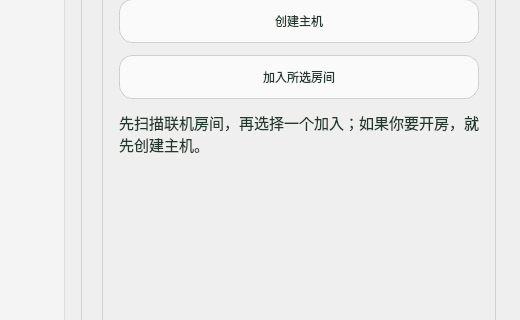
Before: the Qt Designer form src/ui/mainwindow.ui in zzzz-1111/gomoku, drawn with Qt 5; both pictures show x 680 to 1200 and y 231 to 551 of the 1200 by 824 pixel window.
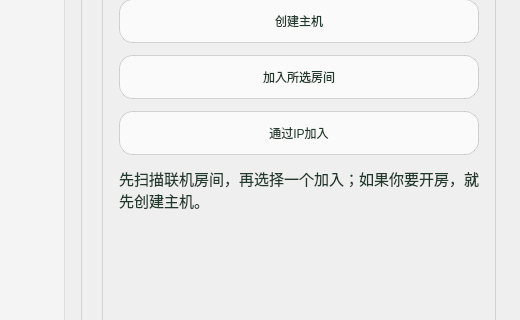
After: the same form once the commit is applied. The open tabs and pages were chosen to show the change. Icons and pictures are not drawn.

```diff
--- a/src/ui/mainwindow.ui
+++ b/src/ui/mainwindow.ui
@@ -222,7 +222,8 @@
 QPushButton#refreshRoomsButton,
 QPushButton#discoverButton,
 QPushButton#hostButton,
-QPushButton#joinRoomButton {
+QPushButton#joinRoomButton,
+QPushButton#directJoinButton {
     background-color: rgba(255, 255, 255, 0.68);
     color: #1f3a2b;
     border: 1px solid rgba(31, 58, 43, 0.18);
@@ -233,7 +234,8 @@
 QPushButton#refreshRoomsButton:hover,
 QPushButton#discoverButton:hover,
 QPushButton#hostButton:hover,
-QPushButton#joinRoomButton:hover {
+QPushButton#joinRoomButton:hover,
+QPushButton#directJoinButton:hover {
     background-color: rgba(255, 255, 255, 0.84);
 }</string>
        </property>
@@ -468,6 +470,19 @@
                </property>
               </widget>
              </item>
+             <item>
+              <widget class="QPushButton" name="directJoinButton">
+               <property name="minimumSize">
+                <size>
+                 <width>0</width>
+                 <height>44</height>
+                </size>
+               </property>
+               <property name="text">
+                <string>通过IP加入</string>
+               </property>
+              </widget>
+             </item>
              <item>
               <widget class="QLabel" name="networkHintLabel">
                <property name="styleSheet">
```
